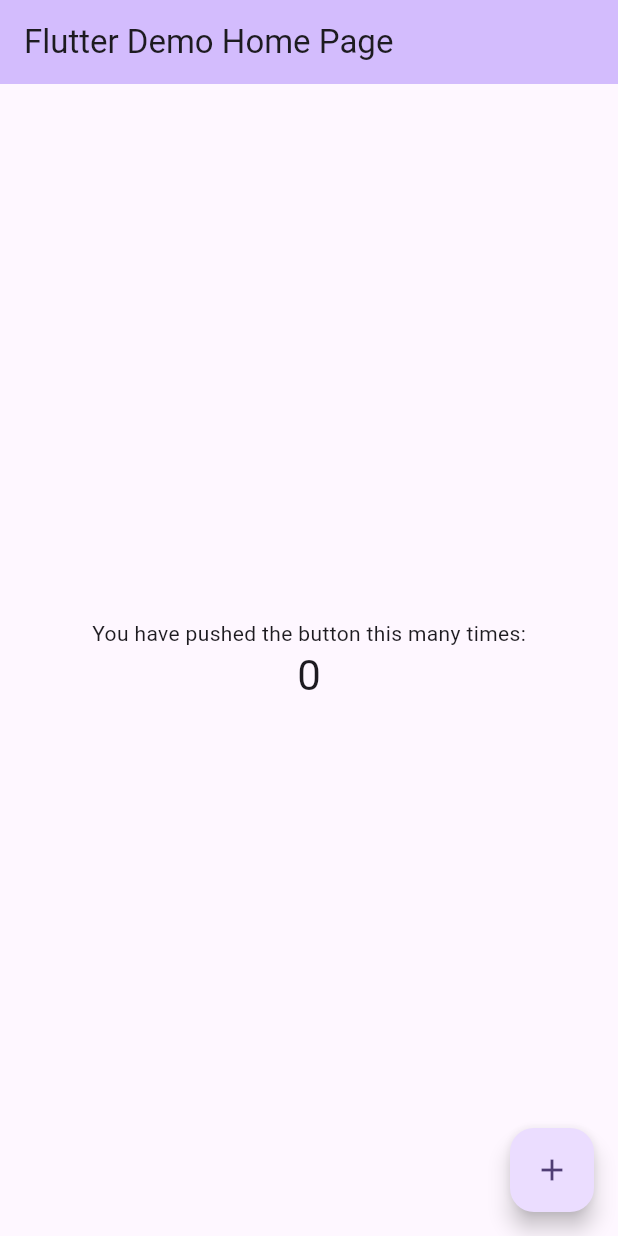
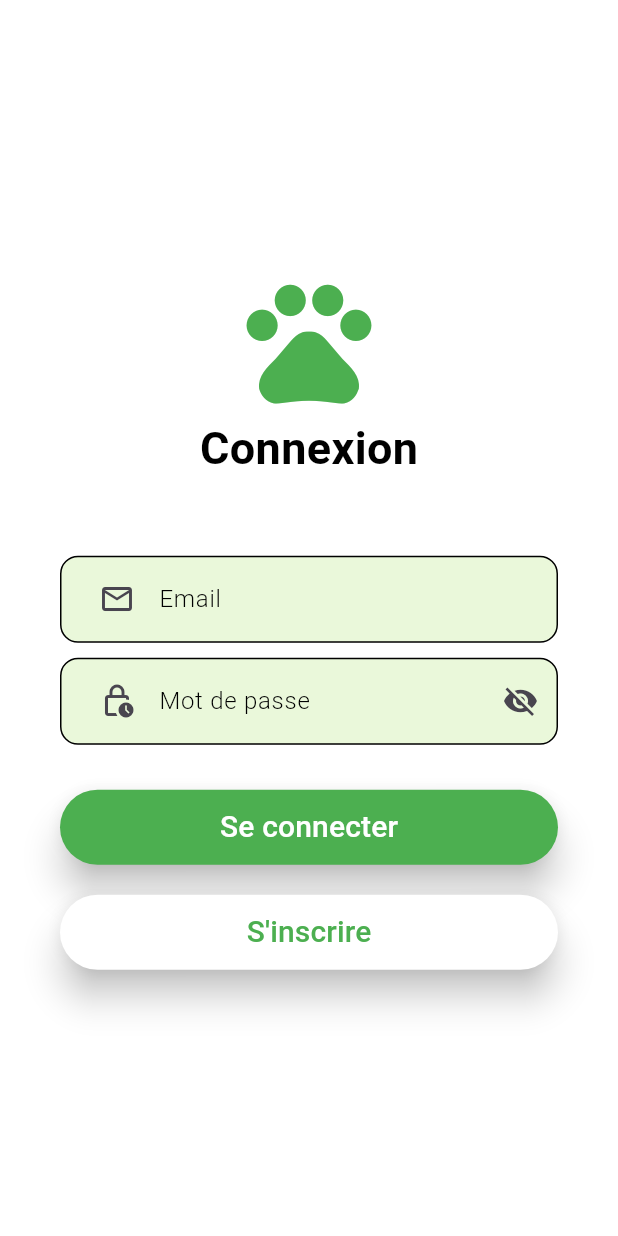
Before and after one commit to mairame21/findyourveto, a Flutter app: the screen it shows after launch, on a phone screen of 412 x 824 dp. Run offline on Flutter 3.47's test engine with Material 3 defaults, Android fonts, the light colour scheme and no system bars; our stand-ins replace cloud_firestore, firebase_auth, firebase_core; accounts and stored records are empty.

Commit message:
version030926

```diff
--- /dev/null
+++ b/lib/loginpage.dart
@@ -0,0 +1,125 @@
+import 'package:flutter/material.dart';
+import 'registerpage.dart';
+//import 'client_home_page.dart';
+//import 'veterinaire_home_page.dart';
+class LoginPage extends StatefulWidget {
+  const LoginPage({super.key});
+
+  @override
+  State<LoginPage> createState() => _LoginPageState();
+}
+
+class _LoginPageState extends State<LoginPage> {
+  @override
+  Widget build(BuildContext context) {
+    return Scaffold(
+      backgroundColor: Colors.white,
+      body: Column(
+        mainAxisAlignment: MainAxisAlignment.center,
+        children: [
+          //E1
+          const Icon(
+            Icons.pets,
+            size: 100,
+            color: Colors.green,
+          ),
+          //E2
+          const Text(
+            "Connexion",
+            style: TextStyle(
+              fontWeight: FontWeight(700),
+              fontSize: 30,
+              color: Colors.black,
+              ),
+          ),
+          //E3
+          const SizedBox(
+            height: 50,
+          ),
+          Container(
+            padding: const EdgeInsets.only(left: 25),
+            margin: const EdgeInsets.symmetric(horizontal: 40),
+            decoration: BoxDecoration(
+              color: const Color.fromARGB(255, 234, 248, 218),
+              border: Border.all(color:Colors.black),
+              borderRadius: BorderRadius.circular(12),
+            ),
+            child: const TextField(
+              decoration: InputDecoration(
+                border: InputBorder.none,
+                labelText: "Email",
+                labelStyle: TextStyle(
+                  color: Colors.black,
+                  fontWeight: FontWeight.w300),
+                icon: Icon(Icons.email_outlined),
+              ),
+            ),
+          ),
+          //E4
+          Container(
+            padding: const EdgeInsets.only(
+              left: 25,
+            ),
+            margin: const EdgeInsets.symmetric(horizontal: 40,vertical: 10),
+            decoration: BoxDecoration(
+              color: const Color.fromARGB(255, 234, 248, 218),
+              border: Border.all(color: Colors.black),
+              borderRadius: BorderRadius.circular(12),
+            ),
+            child: const TextField(
+              decoration: InputDecoration(
+                border: InputBorder.none,
+                labelText: "Mot de passe",
+                labelStyle: TextStyle(
+                  color: Colors.black,
+                  fontWeight: FontWeight.w300),
+                icon: Icon(Icons.lock_clock_outlined),
+                suffixIcon: Icon(Icons.visibility_off),
+              ),
+            ),
+          ),
+          //E5
+          Container(
+            margin: const EdgeInsets.symmetric(
+              horizontal: 40,
+              vertical: 20,
+            ),
+            height: 50,
+            width: double.infinity,
+            child: ElevatedButton(
+        onPressed: () {},              style: ElevatedButton.styleFrom(
+                backgroundColor: Colors.green,elevation: 10
+              ),
+              child: const Text(
+                "Se connecter",
+                style: TextStyle(fontSize: 20,color: Colors.white),
+              ),
+            ),
+          ),
+          Container(
+            margin: const EdgeInsets.symmetric(
+              horizontal: 40,
+            ),
+            height: 50,
+            width: double.infinity,
+            child: ElevatedButton(
+              onPressed: (){
+                Navigator.push(
+                  context,
+                  MaterialPageRoute(builder: (context) =>const RegisterPage()),
+                );
+              },
+              style: ElevatedButton.styleFrom(
+                backgroundColor: Colors.white,
+                elevation: 10,
+                foregroundColor: Colors.green,
+              ) ,
+              child: const Text(
+                "S'inscrire",
+                style: TextStyle(fontSize: 20),)),
+          )
+      ],
+      ),
+    );
+  }
+}
--- a/lib/main.dart
+++ b/lib/main.dart
@@ -1,122 +1,38 @@
 import 'package:flutter/material.dart';
+import 'package:firebase_core/firebase_core.dart';
+import 'firebase_options.dart';
+import "loginpage.dart";
 
-void main() {
-  runApp(const MyApp());
-}
+void main() async {
+  WidgetsFlutterBinding.ensureInitialized(); // requis avant tout appel async dans main()
+  await Firebase.initializeApp(
+    options: DefaultFirebaseOptions.currentPlatform,
+  );
+  runApp(const FindYourVeto());
+}class FindYourVeto extends StatelessWidget {
+  const FindYourVeto({super.key});
 
-class MyApp extends StatelessWidget {
-  const MyApp({super.key});
-
-  // This widget is the root of your application.
   @override
   Widget build(BuildContext context) {
     return MaterialApp(
-      title: 'Flutter Demo',
-      theme: ThemeData(
-        // This is the theme of your application.
-        //
-        // TRY THIS: Try running your application with "flutter run". You'll see
-        // the application has a purple toolbar. Then, without quitting the app,
-        // try changing the seedColor in the colorScheme below to Colors.green
-        // and then invoke "hot reload" (save your changes or press the "hot
-        // reload" button in a Flutter-supported IDE, or press "r" if you used
-        // the command line to start the app).
-        //
-        // Notice that the counter didn't reset back to zero; the application
-        // state is not lost during the reload. To reset the state, use hot
-        // restart instead.
-        //
-        // This works for code too, not just values: Most code changes can be
-        // tested with just a hot reload.
-        colorScheme: .fromSeed(seedColor: Colors.deepPurple),
-      ),
-      home: const MyHomePage(title: 'Flutter Demo Home Page'),
+        title: 'findyourveto',
+        debugShowCheckedModeBanner: false,
+        home: HomePage(),
     );
   }
 }
-
-class MyHomePage extends StatefulWidget {
-  const MyHomePage({super.key, required this.title});
-
-  // This widget is the home page of your application. It is stateful, meaning
-  // that it has a State object (defined below) that contains fields that affect
-  // how it looks.
-
-  // This class is the configuration for the state. It holds the values (in this
-  // case the title) provided by the parent (in this case the App widget) and
-  // used by the build method of the State. Fields in a Widget subclass are
-  // always marked "final".
-
-  final String title;
+class HomePage extends StatefulWidget {
+  const HomePage({super.key});
 
   @override
-  State<MyHomePage> createState() => _MyHomePageState();
+  State<HomePage> createState() => _HomePageState();
 }
 
-class _MyHomePageState extends State<MyHomePage> {
-  int _counter = 0;
-
-  void _incrementCounter() {
-    setState(() {
-      // This call to setState tells the Flutter framework that something has
-      // changed in this State, which causes it to rerun the build method below
-      // so that the display can reflect the updated values. If we changed
-      // _counter without calling setState(), then the build method would not be
-      // called again, and so nothing would appear to happen.
-      _counter++;
-    });
-  }
-
+class _HomePageState extends State<HomePage> {
   @override
   Widget build(BuildContext context) {
-    // This method is rerun every time setState is called, for instance as done
-    // by the _incrementCounter method above.
-    //
-    // The Flutter framework has been optimized to make rerunning build methods
-    // fast, so that you can just rebuild anything that needs updating rather
-    // than having to individually change instances of widgets.
     return Scaffold(
-      appBar: AppBar(
-        // TRY THIS: Try changing the color here to a specific color (to
-        // Colors.amber, perhaps?) and trigger a hot reload to see the AppBar
-        // change color while the other colors stay the same.
-        backgroundColor: Theme.of(context).colorScheme.inversePrimary,
-        // Here we take the value from the MyHomePage object that was created by
-        // the App.build method, and use it to set our appbar title.
-        title: Text(widget.title),
-      ),
-      body: Center(
-        // Center is a layout widget. It takes a single child and positions it
-        // in the middle of the parent.
-        child: Column(
-          // Column is also a layout widget. It takes a list of children and
-          // arranges them vertically. By default, it sizes itself to fit its
-          // children horizontally, and tries to be as tall as its parent.
-          //
-          // Column has various properties to control how it sizes itself and
-          // how it positions its children. Here we use mainAxisAlignment to
-          // center the children vertically; the main axis here is the vertical
-          // axis because Columns are vertical (the cross axis would be
-          // horizontal).
-          //
-          // TRY THIS: Invoke "debug painting" (choose the "Toggle Debug Paint"
-          // action in the IDE, or press "p" in the console), to see the
-          // wireframe for each widget.
-          mainAxisAlignment: .center,
-          children: [
-            const Text('You have pushed the button this many times:'),
-            Text(
-              '$_counter',
-              style: Theme.of(context).textTheme.headlineMedium,
-            ),
-          ],
-        ),
-      ),
-      floatingActionButton: FloatingActionButton(
-        onPressed: _incrementCounter,
-        tooltip: 'Increment',
-        child: const Icon(Icons.add),
-      ),
+        body: LoginPage(),
     );
   }
 }
--- a/pubspec.yaml
+++ b/pubspec.yaml
@@ -34,7 +34,9 @@ dependencies:
   # The following adds the Cupertino Icons font to your application.
   # Use with the CupertinoIcons class for iOS style icons.
   cupertino_icons: ^1.0.8
-
+  firebase_core:
+  firebase_auth:
+  cloud_firestore: ^5.4.4
 dev_dependencies:
   flutter_test:
     sdk: flutter
```
Also changed, not shown: lib/client_home_page.dart (added, +9 -0 lines), lib/registerpage.dart (added, +349 -0 lines), lib/veterinaire_home_page.dart (added, +9 -0 lines), firebase.json (added), lib/firebase_options.dart (added), pubspec.lock, 9 other files.
